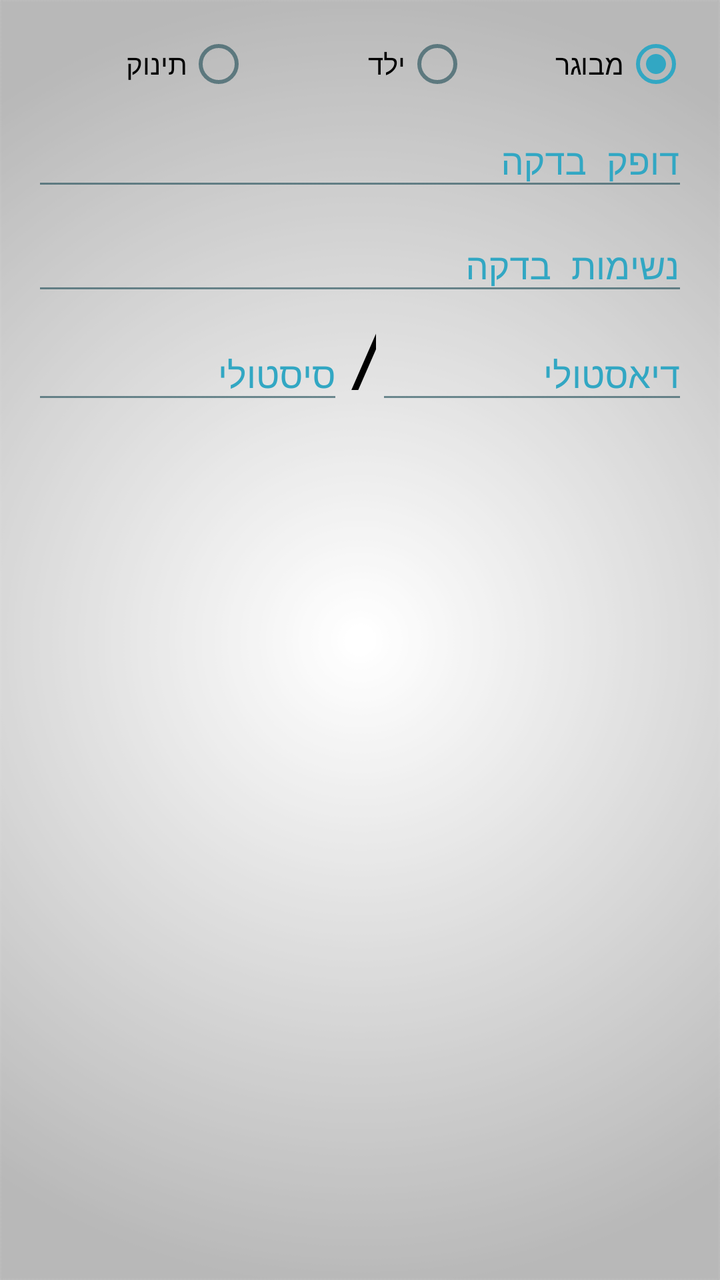
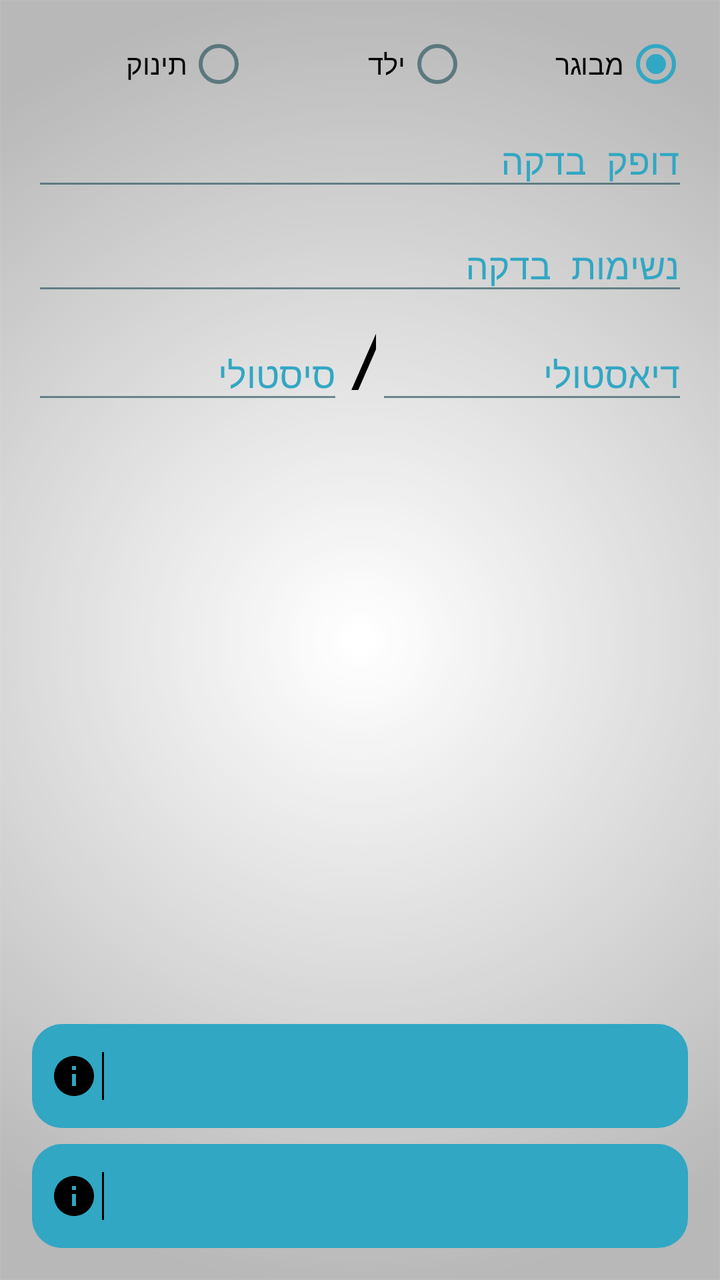

Screens rendered from an Android XML layout before and after an edit, with the pre-edit source and the edit as a unified diff.
<!-- AndroidManifest.xml: application theme AppTheme -->
<!-- res/layout/activity_vital.xml -->
<?xml version="1.0" encoding="utf-8"?>
<android.support.design.widget.CoordinatorLayout
    xmlns:android="http://schemas.android.com/apk/res/android"
    xmlns:app="http://schemas.android.com/apk/res-auto"
    android:layout_width="match_parent"
    android:layout_height="match_parent"
    android:layoutDirection="ltr"
    android:padding="@dimen/activity_horizontal_margin">
    <LinearLayout android:layout_width="match_parent"
        android:layout_height="match_parent"
        android:orientation="vertical">
        <RadioGroup
            android:layout_width="match_parent"
            android:layout_height="wrap_content"
            android:orientation="horizontal"
            android:layoutDirection="rtl"
            android:checkedButton="@+id/old"
            android:id="@+id/radioAge">
            <RadioButton
                android:layout_height="wrap_content"
                android:layout_width="0dp"
                android:layout_weight="1"
                android:text="@string/radio_old"
                android:id="@+id/old"/>
            <RadioButton
                android:layout_height="wrap_content"
                android:layout_width="0dp"
                android:layout_weight="1"
                android:text="@string/radio_kid"
                android:id="@+id/kid"/>
            <RadioButton
                android:layout_height="wrap_content"
                android:layout_width="0dp"
                android:layout_weight="1"
                android:text="@string/radio_baby"
                android:id="@+id/baby"/>
        </RadioGroup>
        <android.support.design.widget.TextInputLayout
            android:layout_width="match_parent"
            android:layout_height="wrap_content"
            android:id="@+id/pulsaTIL">
            <android.support.design.widget.TextInputEditText
                android:layout_width="match_parent"
                android:layout_height="wrap_content"
                android:hint="@string/fullPulse"
                android:id="@+id/pulsa"
                android:maxLength="3"
                android:inputType="number"/>
        </android.support.design.widget.TextInputLayout>
        <android.support.design.widget.TextInputLayout
            android:layout_width="match_parent"
            android:layout_height="wrap_content"
            android:id="@+id/breathingTIL">
            <android.support.design.widget.TextInputEditText
                android:layout_width="match_parent"
                android:layout_height="wrap_content"
                android:hint="@string/breathing"
                android:maxLength="3"
                android:id="@+id/breathing"
                android:nextFocusRight="@+id/systolic"
                android:nextFocusDown="@+id/systolic"
                android:inputType="number"/>
        </android.support.design.widget.TextInputLayout>
        <LinearLayout
            android:layout_width="match_parent"
            android:layout_height="wrap_content"
            android:orientation="horizontal">
            <android.support.design.widget.TextInputLayout
                android:layout_width="0dp"
                android:layout_height="wrap_content"
                android:layout_weight="0.95"
                android:id="@+id/systolicTIL">
                <android.support.design.widget.TextInputEditText
                    android:layout_width="match_parent"
                    android:layout_height="wrap_content"
                    android:hint="@string/systolic"
                    android:nextFocusRight="@+id/diastolic"
                    android:nextFocusDown="@+id/diastolic"
                    android:maxLength="3"
                    android:inputType="number"
                    android:id="@+id/systolic"/>
            </android.support.design.widget.TextInputLayout>
            <TextView
                android:layout_width="0dp"
                android:layout_height="match_parent"
                android:layout_weight="0.1"
                android:text="/"
                android:textSize="40sp"/>
            <android.support.design.widget.TextInputLayout
                android:layout_width="0dp"
                android:layout_height="wrap_content"
                android:layout_weight="0.95"
                android:id="@+id/diastolicTIL">

                <android.support.design.widget.TextInputEditText
                    android:layout_width="match_parent"
                    android:layout_height="wrap_content"
                    android:hint="@string/diastolic"
                    android:maxLength="3"
                    android:inputType="number"
                    android:imeOptions="actionDone"
                    android:id="@+id/diastolic" />
            </android.support.design.widget.TextInputLayout>
        </LinearLayout>
        <TextView
            android:scrollbars="vertical"
            android:layout_width="match_parent"
            android:layout_height="match_parent"
            android:id="@+id/vitalsResult"
            android:textColor="@color/ColorRedDark"
            android:textSize="19sp"/>

    </LinearLayout>
</android.support.design.widget.CoordinatorLayout>
<!-- resources referenced by this layout -->
<resources>
  <color name="ColorRedDark">#6b0000</color>
  <dimen name="activity_horizontal_margin">16dp</dimen>
  <string name="breathing">נשימות בדקה</string>
  <string name="diastolic">דיאסטולי</string>
  <string name="fullPulse">דופק בדקה</string>
  <string name="radio_baby">תינוק</string>
  <string name="radio_kid">ילד</string>
  <string name="radio_old">מבוגר</string>
  <string name="systolic">סיסטולי</string>
  <style name="AppTheme" parent="Theme.AppCompat.Light">
          
          <item name="android:textColor">@color/Black</item>
          <item name="colorPrimary">@color/ColorPrimary</item>
          <item name="colorPrimaryDark">@color/ColorPrimaryDark</item>
          <item name="android:textColorHintInverse">@color/ColorBlue</item>
          <item name="actionBarTheme">@style/ThemeOverlay.AppCompat.Dark.ActionBar</item>
          <item name="buttonStyle">@style/FButton</item>
          <item name="android:buttonStyle">@style/FButton</item>
          <item name="colorAccent">@color/materialGrey300</item>
          
          <item name="android:actionMenuTextColor">@color/Black</item>
          <item name="android:itemBackground">@color/materialGrey300</item>
          <item name="android:textColorSecondary">@color/ColorRedDark</item>
          <item name="android:windowBackground">@drawable/ic_bgg</item>
          <item name="android:typeface">monospace</item>
  
          <item name="android:textColorHint">@color/ColorAqua</item>
          <item name="colorControlNormal">@color/ColorBlue</item>
          <item name="colorControlActivated">@color/ColorAqua</item>
          <item name="colorControlHighlight">@color/ColorAqua</item>
      </style>
  <color name="Black">#000000</color>
  <color name="ColorPrimary">#10133b</color>
  <color name="ColorPrimaryDark">#1a1d4b</color>
  <color name="ColorBlue">#98194853</color>
  <style name="FButton" parent="Theme.AppCompat.Light">
          <item name="colorControlHighlight">@color/ColorBlue</item>
          <item name="android:textColor">@color/ColorAqua</item>
          <item name="android:textSize">20sp</item>
      </style>
  <color name="materialGrey300">#ffe0e0e0</color>
  <!-- drawable ic_bgg: png bitmap (drawable, 33899 bytes) -->
  <color name="ColorAqua">#32a7c3</color>
</resources>

<!-- the commit's change to res/layout/activity_vital.xml (unified diff, before → after) -->
@@ -1,13 +1,18 @@
 <?xml version="1.0" encoding="utf-8"?>
-<android.support.design.widget.CoordinatorLayout
+<RelativeLayout
     xmlns:android="http://schemas.android.com/apk/res/android"
     xmlns:app="http://schemas.android.com/apk/res-auto"
     android:layout_width="match_parent"
     android:layout_height="match_parent"
     android:layoutDirection="ltr"
     android:padding="@dimen/activity_horizontal_margin">
+    <ScrollView
+        android:layout_width="match_parent"
+        android:layout_height="match_parent"
+        android:layout_above="@+id/VitalInfBG"
+        android:layout_marginBottom="8dp">
     <LinearLayout android:layout_width="match_parent"
-        android:layout_height="match_parent"
+        android:layout_height="wrap_content"
         android:orientation="vertical">
         <RadioGroup
             android:layout_width="match_parent"
@@ -103,12 +108,67 @@
             </android.support.design.widget.TextInputLayout>
         </LinearLayout>
         <TextView
-            android:scrollbars="vertical"
             android:layout_width="match_parent"
             android:layout_height="match_parent"
             android:id="@+id/vitalsResult"
-            android:textColor="@color/ColorRedDark"
             android:textSize="19sp"/>
-
     </LinearLayout>
-</android.support.design.widget.CoordinatorLayout>
+    </ScrollView>
+    <LinearLayout
+        android:layout_width="match_parent"
+        android:layout_height="wrap_content"
+        android:id="@+id/VitalInfBG"
+        android:background="@drawable/btns_new"
+        android:drawablePadding="16dp"
+        android:paddingStart="7dp"
+        android:padding="14dp"
+        android:layout_marginBottom="8dp"
+        android:gravity="center_horizontal|top"
+        android:layout_above="@+id/VitalMsgBG">
+        <ImageView
+            android:layout_width="wrap_content"
+            android:layout_height="wrap_content"
+            android:layout_marginStart="2dp"
+            android:layout_marginEnd="2dp"
+            android:tint="@color/Black"
+            android:src="@drawable/ic_info"/>
+        <View
+            android:layout_width="1dp"
+            android:layout_height="match_parent"
+            android:background="@color/Black"
+            android:layout_marginEnd="10dp" />
+        <TextView
+            android:layout_width="match_parent"
+            android:layout_height="wrap_content"
+            android:id="@+id/VitalInf"
+            android:textSize="16sp"/>
+    </LinearLayout>
+    <LinearLayout
+        android:layout_width="match_parent"
+        android:layout_height="wrap_content"
+        android:id="@+id/VitalMsgBG"
+        android:background="@drawable/btns_new"
+        android:drawablePadding="16dp"
+        android:paddingStart="7dp"
+        android:padding="14dp"
+        android:gravity="center_horizontal|top"
+        android:layout_alignParentBottom="true">
+        <ImageView
+            android:layout_width="wrap_content"
+            android:layout_height="wrap_content"
+            android:layout_marginStart="2dp"
+            android:layout_marginEnd="2dp"
+            android:tint="@color/Black"
+            android:src="@drawable/ic_info"/>
+        <View
+            android:layout_width="1dp"
+            android:layout_height="match_parent"
+            android:background="@color/Black"
+            android:layout_marginEnd="10dp" />
+        <TextView
+            android:layout_width="match_parent"
+            android:layout_height="wrap_content"
+            android:id="@+id/VitalMsg"
+            android:textSize="16sp"/>
+    </LinearLayout>
+</RelativeLayout>
<!-- resource entries referenced after the edit -->
@@ -2,6 +2,31 @@
 <resources>
   <color name="ColorRedDark">#6b0000</color>
   <dimen name="activity_horizontal_margin">16dp</dimen>
+  <!-- drawable btns_new (drawable) -->
+  <?xml version="1.0" encoding="utf-8"?>
+  <shape xmlns:android="http://schemas.android.com/apk/res/android"
+      android:shape="rectangle">
+      <corners android:radius="15dp" />
+      <solid android:color="@color/ColorNice" />
+      <padding
+          android:right="0dp"
+          android:left="0dp"
+          android:bottom="0dp"
+          android:top="0dp" />
+      <stroke
+          android:width="0dp"
+          android:color="#1e869f" />
+  </shape>
+  <!-- drawable ic_info (drawable) -->
+  <vector xmlns:android="http://schemas.android.com/apk/res/android"
+          android:width="24dp"
+          android:height="24dp"
+          android:viewportWidth="24.0"
+          android:viewportHeight="24.0">
+      <path
+          android:fillColor="#FFFF"
+          android:pathData="M12,2C6.48,2 2,6.48 2,12s4.48,10 10,10 10,-4.48 10,-10S17.52,2 12,2zM13,17h-2v-6h2v6zM13,9h-2L11,7h2v2z"/>
+  </vector>
   <string name="breathing">נשימות בדקה</string>
   <string name="diastolic">דיאסטולי</string>
   <string name="fullPulse">דופק בדקה</string>
@@ -31,6 +56,7 @@
           <item name="colorControlActivated">@color/ColorAqua</item>
           <item name="colorControlHighlight">@color/ColorAqua</item>
       </style>
+  <color name="ColorNice">#31a7c3</color>
   <color name="Black">#000000</color>
   <color name="ColorPrimary">#10133b</color>
   <color name="ColorPrimaryDark">#1a1d4b</color>
